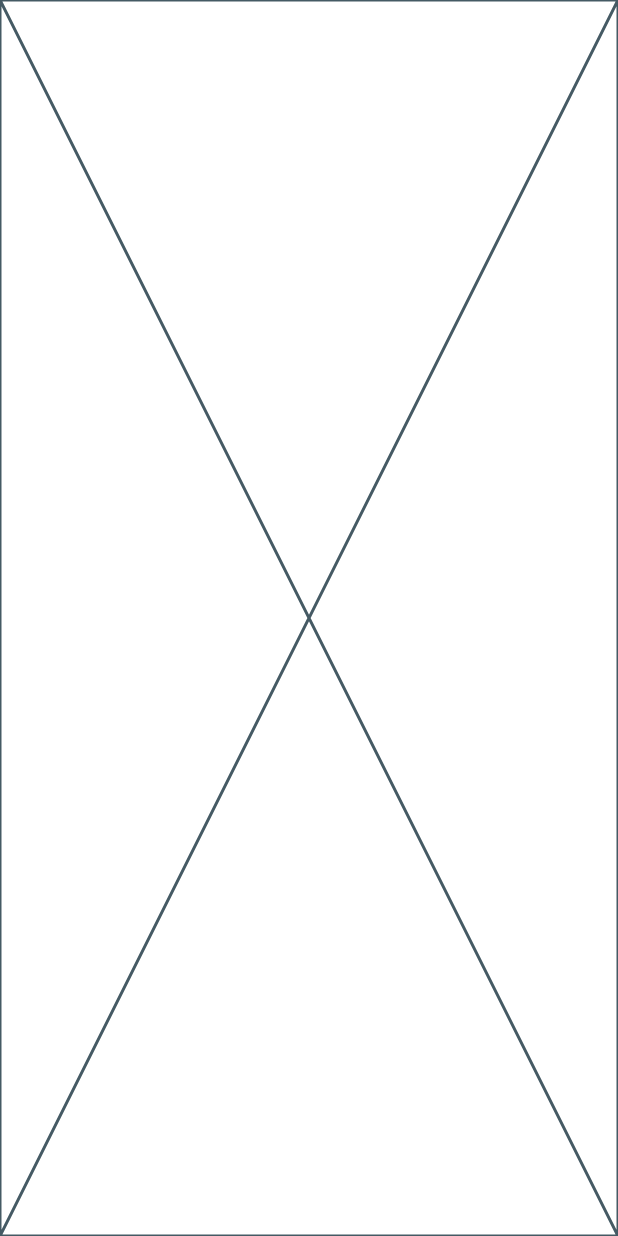
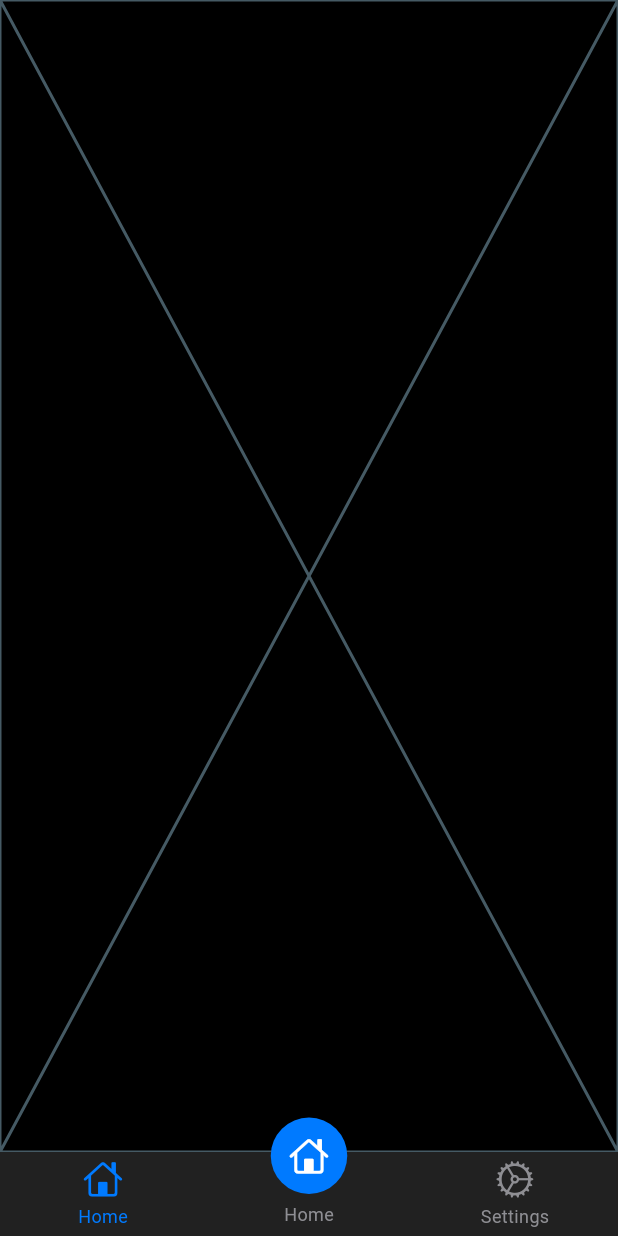
Before and after one commit to MuhammedHelal/onepass_app, a Flutter app: the screen it shows after launch, on a phone screen of 412 x 824 dp. Run offline on Flutter 3.47's test engine with Material 3 defaults, Android fonts, the phone set to English and light mode, and no system bars; drawn by our look-alikes of persistent_bottom_nav_bar.

Commit message:
added dummy presistent bottom navbar

```diff
--- a/lib/onepass_app.dart
+++ b/lib/onepass_app.dart
@@ -1,4 +1,5 @@
 import 'package:flutter/material.dart';
+import 'package:onepass/presistent_bottom_navbar.dart';
 
 class OnePassApp extends StatelessWidget {
   const OnePassApp({super.key});
@@ -11,7 +12,7 @@ class OnePassApp extends StatelessWidget {
         colorScheme: ColorScheme.fromSeed(seedColor: Colors.deepPurple),
         useMaterial3: true,
       ),
-      home: Placeholder(),
+      home: AppPresistentBottomNavBar(),
     );
   }
 }
--- /dev/null
+++ b/lib/presistent_bottom_navbar.dart
@@ -0,0 +1,95 @@
+import 'package:flutter/cupertino.dart';
+import 'package:flutter/material.dart';
+import 'package:persistent_bottom_nav_bar/persistent_bottom_nav_bar.dart';
+
+class AppPresistentBottomNavBar extends StatefulWidget {
+  const AppPresistentBottomNavBar({super.key});
+
+  @override
+  State<AppPresistentBottomNavBar> createState() =>
+      _AppPresistentBottomNavBarState();
+}
+
+class _AppPresistentBottomNavBarState extends State<AppPresistentBottomNavBar> {
+  late final PersistentTabController _controller;
+  @override
+  void initState() {
+    super.initState();
+    _controller = PersistentTabController(initialIndex: 0);
+  }
+
+  @override
+  void dispose() {
+    _controller.dispose();
+    super.dispose();
+  }
+
+  @override
+  Widget build(BuildContext context) {
+    return PersistentTabView(context,
+        controller: _controller,
+        screens: _buildScreens(),
+        items: _navBarsItems(),
+        handleAndroidBackButtonPress: true, // Default is true.
+        resizeToAvoidBottomInset:
+            true, // This needs to be true if you want to move up the screen on a non-scrollable screen when keyboard appears. Default is true.
+        stateManagement: true, // Default is true.
+        hideNavigationBarWhenKeyboardAppears: true,
+        popBehaviorOnSelectedNavBarItemPress: PopBehavior.all,
+        padding: const EdgeInsets.only(top: 8),
+        backgroundColor: Colors.grey.shade900,
+        isVisible: true,
+        animationSettings: const NavBarAnimationSettings(
+          navBarItemAnimation: ItemAnimationSettings(
+            // Navigation Bar's items animation properties.
+            duration: Duration(milliseconds: 400),
+            curve: Curves.ease,
+          ),
+          screenTransitionAnimation: ScreenTransitionAnimationSettings(
+            // Screen transition animation on change of selected tab.
+            animateTabTransition: true,
+            duration: Duration(milliseconds: 200),
+            screenTransitionAnimationType: ScreenTransitionAnimationType.fadeIn,
+          ),
+        ),
+        confineToSafeArea: true,
+        navBarHeight: kBottomNavigationBarHeight,
+        navBarStyle:
+            NavBarStyle.style15 // Choose the nav bar style with this property
+        );
+  }
+
+  List<Widget> _buildScreens() {
+    return [
+      Placeholder(),
+      Container(
+        color: Colors.red,
+        child: SizedBox.expand(),
+      ),
+      Scaffold(),
+    ];
+  }
+
+  List<PersistentBottomNavBarItem> _navBarsItems() {
+    return [
+      PersistentBottomNavBarItem(
+        icon: Icon(CupertinoIcons.home),
+        title: ("Home"),
+        activeColorPrimary: CupertinoColors.activeBlue,
+        inactiveColorPrimary: CupertinoColors.systemGrey,
+      ),
+      PersistentBottomNavBarItem(
+        icon: Icon(CupertinoIcons.home),
+        title: ("Home"),
+        activeColorPrimary: CupertinoColors.activeBlue,
+        inactiveColorPrimary: CupertinoColors.systemGrey,
+      ),
+      PersistentBottomNavBarItem(
+        icon: Icon(CupertinoIcons.settings),
+        title: ("Settings"),
+        activeColorPrimary: CupertinoColors.activeBlue,
+        inactiveColorPrimary: CupertinoColors.systemGrey,
+      ),
+    ];
+  }
+}
```
Also changed, not shown: pubspec.yaml (+4 -11 lines), pubspec.lock.
